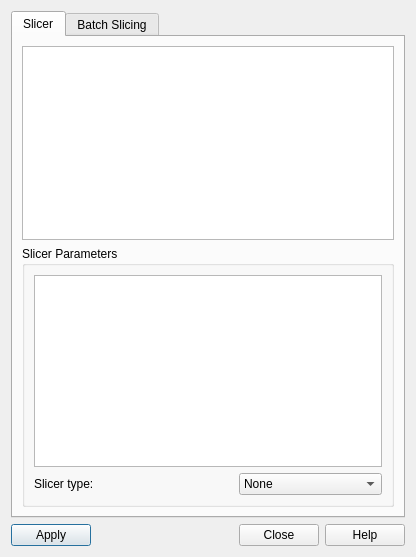
Above: src/sas/qtgui/Plotting/UI/SlicerParametersUI.ui from SasView/sasview before the change. Below: the same form after it.
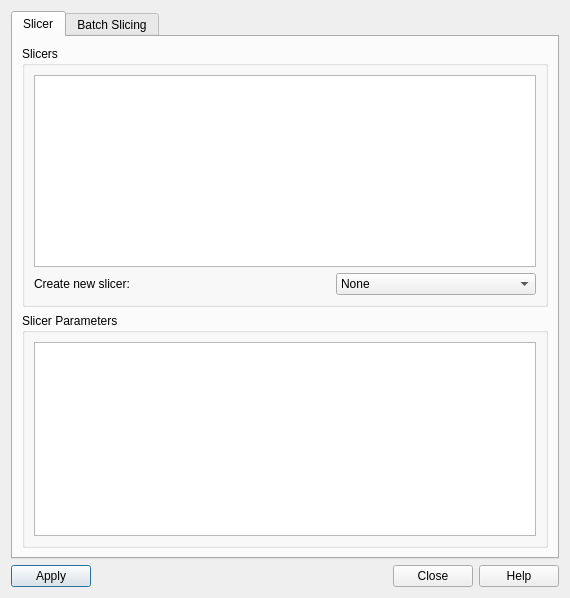
That is the form after the change. Icons and pictures are not drawn.

Commit message: Auto selection of current slider in slicers list

The edit to the form file:
```diff
--- a/src/sas/qtgui/Plotting/UI/SlicerParametersUI.ui
+++ b/src/sas/qtgui/Plotting/UI/SlicerParametersUI.ui
@@ -6,8 +6,8 @@
    <rect>
     <x>0</x>
     <y>0</y>
-    <width>416</width>
-    <height>468</height>
+    <width>570</width>
+    <height>573</height>
    </rect>
   </property>
   <property name="sizePolicy">
@@ -90,12 +90,47 @@
           <string>Slicer Parameters </string>
          </property>
          <layout class="QGridLayout" name="gridLayout">
-          <item row="1" column="0">
+          <item row="2" column="0">
+           <widget class="QTableView" name="lstParams">
+            <property name="sizePolicy">
+             <sizepolicy hsizetype="MinimumExpanding" vsizetype="MinimumExpanding">
+              <horstretch>0</horstretch>
+              <verstretch>0</verstretch>
+             </sizepolicy>
+            </property>
+           </widget>
+          </item>
+         </layout>
+        </widget>
+       </item>
+       <item row="0" column="0">
+        <widget class="QGroupBox" name="groupBox_3">
+         <property name="sizePolicy">
+          <sizepolicy hsizetype="Preferred" vsizetype="MinimumExpanding">
+           <horstretch>0</horstretch>
+           <verstretch>0</verstretch>
+          </sizepolicy>
+         </property>
+         <property name="title">
+          <string>Slicers</string>
+         </property>
+         <layout class="QVBoxLayout" name="verticalLayout_slicers">
+          <item>
+           <widget class="QListWidget" name="lstSlicers">
+            <property name="sizePolicy">
+             <sizepolicy hsizetype="MinimumExpanding" vsizetype="Expanding">
+              <horstretch>0</horstretch>
+              <verstretch>0</verstretch>
+             </sizepolicy>
+            </property>
+           </widget>
+          </item>
+          <item>
            <layout class="QHBoxLayout" name="horizontalLayout_2">
             <item>
              <widget class="QLabel" name="label">
               <property name="text">
-               <string>Slicer type:</string>
+               <string>Create new slicer:</string>
               </property>
              </widget>
             </item>
@@ -159,29 +194,9 @@
             </item>
            </layout>
           </item>
-          <item row="0" column="0">
-           <widget class="QTableView" name="lstParams">
-            <property name="sizePolicy">
-             <sizepolicy hsizetype="MinimumExpanding" vsizetype="MinimumExpanding">
-              <horstretch>0</horstretch>
-              <verstretch>0</verstretch>
-             </sizepolicy>
-            </property>
-           </widget>
-          </item>
          </layout>
         </widget>
        </item>
-       <item row="0" column="0">
-        <widget class="QListWidget" name="lstSlicers">
-         <property name="sizePolicy">
-          <sizepolicy hsizetype="Expanding" vsizetype="MinimumExpanding">
-           <horstretch>0</horstretch>
-           <verstretch>0</verstretch>
-          </sizepolicy>
-         </property>
-        </widget>
-       </item>
       </layout>
      </widget>
      <widget class="QWidget" name="tab_2">
```
Left out of the diff: 1 changed line with no effect on the pictures. The commit also changes 3 other files.
